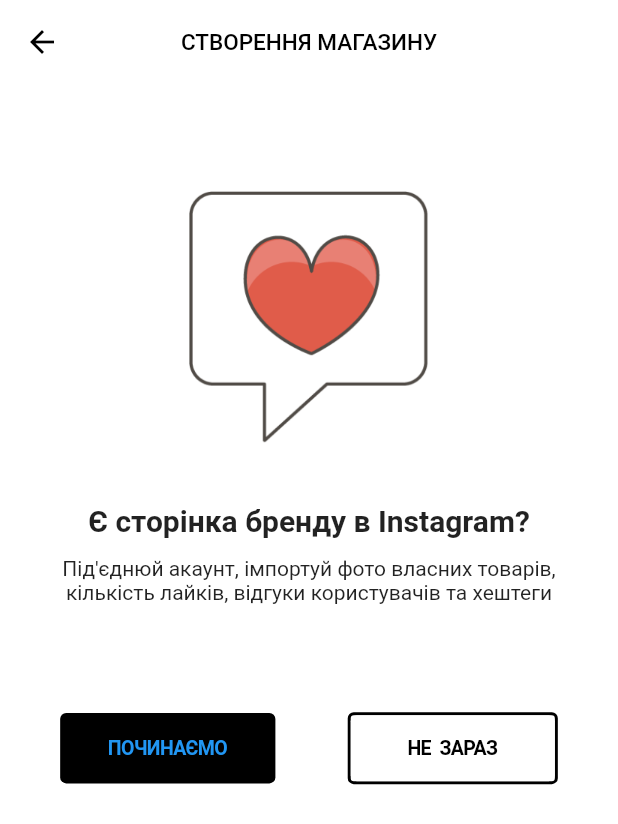
After one commit to tooSadman/one_shop, a Flutter app: the InstagramIntegrationPage screen opened directly, on a phone screen of 412 x 824 dp. The commit adds this screen. Shown: the top 824 px of the screen. Run offline on Flutter 3.47's test engine with Material 2 defaults, Android fonts, the phone set to English and light mode, and no system bars; our stand-ins replace cached_network_image, cloud_firestore, firebase_auth, firebase_storage, google_sign_in, image_picker and 1 more; missing offline and left inert: flutter_facebook_login; accounts and stored records are empty.

Commit message:
Creating-shop pages
* creted front-end 3\5 pages

```diff
--- /dev/null
+++ b/lib/Pages/creating_shop_intro/instagram_integration.dart
@@ -0,0 +1,104 @@
+import 'package:flutter/cupertino.dart';
+import 'package:flutter/material.dart';
+import 'package:project_f/Pages/creating_shop_intro/adding_info.dart';
+
+class InstagramIntegrationPage extends StatelessWidget {
+  @override
+  Widget build(BuildContext context) {
+    return new Scaffold(
+      backgroundColor: Colors.white,
+      appBar: new AppBar(
+        backgroundColor: Colors.white,
+        title: new Text(
+          "СТВОРЕННЯ МАГАЗИНУ",
+          style: new TextStyle(color: Colors.black, fontSize: 15.0),
+        ),
+        elevation: 0.0,
+        centerTitle: true,
+        leading: new IconButton(
+          color: Colors.black,
+          icon: new Icon(Icons.arrow_back),
+          onPressed: () => Navigator.pop(context),
+        ),
+      ),
+      body: new Column(
+        mainAxisAlignment: MainAxisAlignment.start,
+        crossAxisAlignment: CrossAxisAlignment.center,
+        children: <Widget>[
+          new Container(
+            padding: new EdgeInsets.fromLTRB(8.0, 50.0, 8.0, 16.0),
+            child: new Image.asset(
+              "images/hart.png",
+              width: 200.0,
+            ),
+            alignment: Alignment.center,
+          ),
+          new Text(
+            "Є сторінка бренду в Instagram?",
+            textAlign: TextAlign.center,
+            style: new TextStyle(fontSize: 20.0, fontWeight: FontWeight.bold),
+          ),
+          new Padding(
+            padding: new EdgeInsets.fromLTRB(20.0, 12.0, 20.0, 8.0),
+            child: new Text(
+              "Під'єднюй акаунт, імпортуй фото власних товарів, кількість лайків, "
+                  "відгуки користувачів та хештеги",
+              textAlign: TextAlign.center,
+              style: new TextStyle(fontSize: 14.0),
+            ),
+          ),
+          new Padding(
+              padding: new EdgeInsets.fromLTRB(16.0, 64.0, 16.0, 16.0),
+              child: new Row(
+                mainAxisAlignment: MainAxisAlignment.spaceAround,
+                crossAxisAlignment: CrossAxisAlignment.center,
+                children: <Widget>[
+                  new CupertinoButton(
+                    child: new Text(
+                      "ПОЧИНАЄМО",
+                      style: new TextStyle(
+                        fontSize: 13.0,
+                        fontWeight: FontWeight.bold,
+                      ),
+                    ),
+                    padding: new EdgeInsets.fromLTRB(32.0, 16.0, 32.0, 16.0),
+                    onPressed: () => Navigator.of(context).push(
+                        new MaterialPageRoute(
+                            builder: (BuildContext context) =>
+                                new InstagramIntegrationPage())),
+                    color: Colors.black,
+                    pressedOpacity: 0.5,
+                    borderRadius: new BorderRadius.circular(4.0),
+                  ),
+                  new Container(
+                    decoration: new BoxDecoration(
+                      borderRadius: new BorderRadius.circular(4.0),
+                      border: new Border.all(
+                        color: Colors.black,
+                        width: 2.0
+                      )
+                    ),
+                    child: new CupertinoButton(
+                      child: new Text(
+                        "НЕ  ЗАРАЗ",
+                        style: new TextStyle(
+                            fontSize: 13.0,
+                            fontWeight: FontWeight.bold,
+                            color: Colors.black),
+                      ),
+                      padding: new EdgeInsets.fromLTRB(38.0, 14.0, 38.0, 14.0),
+                      onPressed:() => Navigator.of(context).push(new MaterialPageRoute(
+                          builder: (BuildContext context) =>
+                          new AddingInfoPage())),
+                      color: Colors.white,
+                      pressedOpacity: 0.5,
+                      borderRadius: new BorderRadius.circular(4.0),
+                    ),
+                  )
+                ],
+              ))
+        ],
+      ),
+    );
+  }
+}
--- a/pubspec.yaml
+++ b/pubspec.yaml
@@ -47,6 +47,8 @@ flutter:
       - images/notebook.png
       - images/socks_2.png
       - images/sammy_icon.png
+      - images/hart.png
+      - images/hipster.png
 
   # The following line ensures that the Material Icons font is
   # included with your application, so that you can use the icons in
```
Also changed, not shown: lib/Pages/creating_shop_intro/adding_info.dart (added, +65 -0 lines), lib/Pages/creating_shop_intro/intro_creating.dart (added, +77 -0 lines), lib/Pages/home_pages/profile_page.dart (+24 -14 lines), lib/UI/titled_text_in_shop_creating.dart (added, +29 -0 lines), images/2.0x/hart.png (added), images/2.0x/hipster.png (added), images/3.0x/hart.png (added), images/3.0x/hipster.png (added), images/hart.png (added), images/hipster.png (added).
